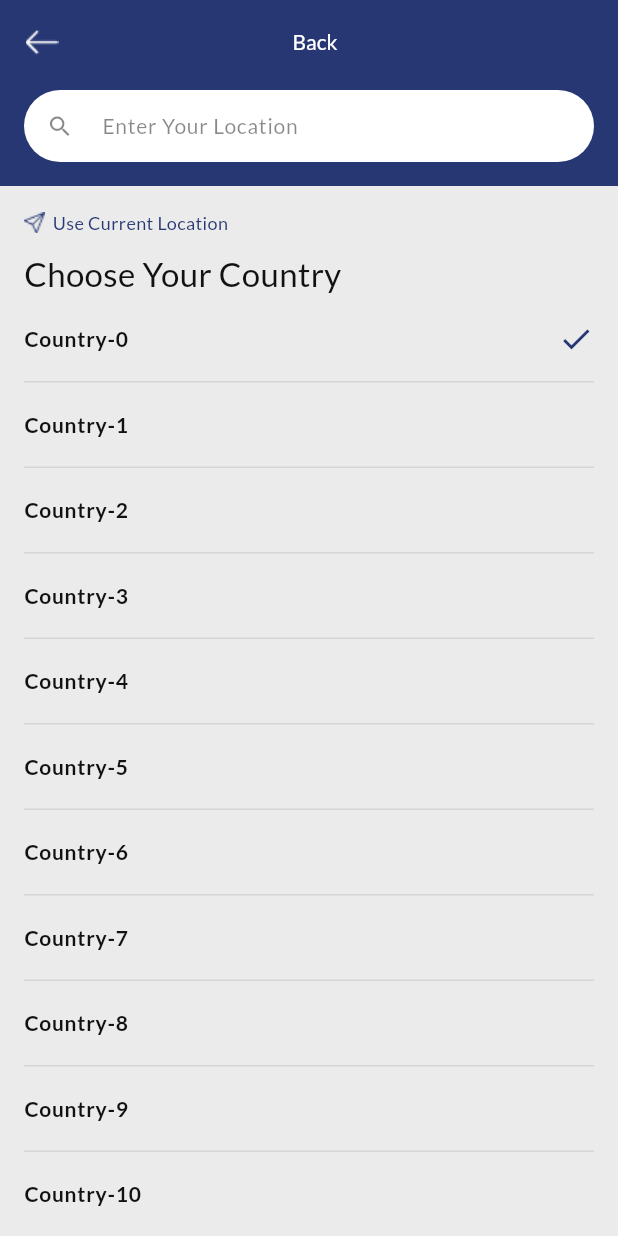
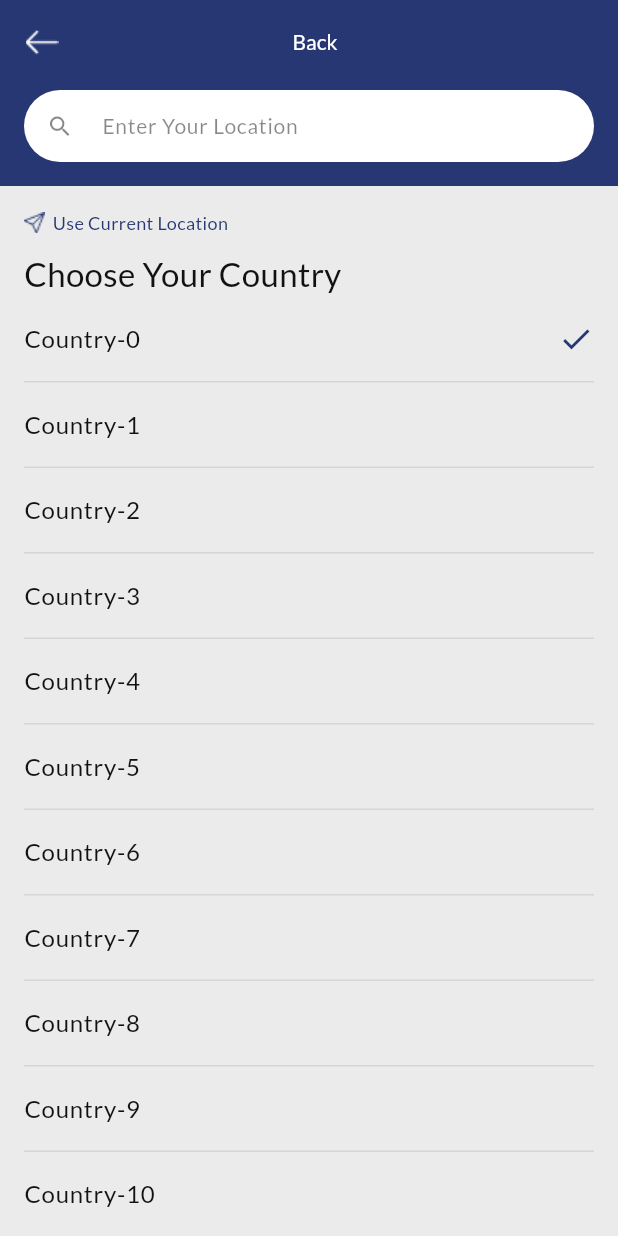
Before and after one commit to CodeVee/flippy_flutter, a Flutter app: the SelectLocationPage screen opened by its route, after a tap on an icon or button, on a phone screen of 412 x 824 dp. Run offline on Flutter 3.47's test engine with Material 3 defaults, Android fonts, the phone set to English and light mode, and no system bars; our stand-ins replace google_fonts.

Commit message:
added search tile

```diff
--- a/lib/components/components.dart
+++ b/lib/components/components.dart
@@ -4,3 +4,4 @@ export 'main_app_bar.dart';
 export 'auth_app_bar.dart';
 export 'app_text_field.dart';
 export 'app_search_bar.dart';
+export 'search_tile.dart';
--- /dev/null
+++ b/lib/components/search_tile.dart
@@ -0,0 +1,40 @@
+import 'package:flutter/material.dart';
+import 'package:flippy_app/themes/themes.dart';
+
+class SearchTile extends StatelessWidget {
+  final String title;
+  final bool selected;
+  final Function()? onTap;
+  const SearchTile({
+    super.key,
+    required this.title,
+    required this.selected,
+    required this.onTap,
+  });
+
+  @override
+  Widget build(BuildContext context) {
+    return ListTile(
+      onTap: onTap,
+      contentPadding: const EdgeInsets.all(0),
+      shape: Border(
+        bottom: BorderSide(
+          width: 1,
+          color: AppColors.mainDark.withOpacity(.1),
+        ),
+      ),
+      title: Text(
+        title,
+        style: const TextStyle(
+          color: AppColors.mainDark,
+        ).withLato(),
+      ),
+      trailing: selected
+          ? const Icon(
+              Icons.check,
+              color: AppColors.mainBlue,
+            )
+          : null,
+    );
+  }
+}
--- a/lib/pages/select_location_page.dart
+++ b/lib/pages/select_location_page.dart
@@ -96,9 +96,15 @@ class _SelectLocationPageState extends State<SelectLocationPage> {
                   child: ListView.builder(
                     padding: const EdgeInsets.symmetric(horizontal: 16),
                     itemCount: _displayCountries.length,
-                    itemBuilder: (context, index) => _getTile(
-                        _displayCountries[index],
-                        selectedCountry == _displayCountries[index]),
+                    itemBuilder: (context, index) => SearchTile(
+                      title: _displayCountries[index],
+                      selected: selectedCountry == _displayCountries[index],
+                      onTap: () => {
+                        setState(
+                          () => selectedCountry = _displayCountries[index],
+                        ),
+                      },
+                    ),
                   ),
                 )
               ],
@@ -108,35 +114,4 @@ class _SelectLocationPageState extends State<SelectLocationPage> {
       ),
     );
   }
-
-  Widget _getTile(String title, bool selected) {
-    return ListTile(
-      onTap: () => {
-        setState(() {
-          selectedCountry = title;
-        })
-      },
-      contentPadding: const EdgeInsets.all(0),
-      shape: Border(
-        bottom: BorderSide(
-          width: 1,
-          color: AppColors.mainDark.withOpacity(.1),
-        ),
-      ),
-      title: Text(
-        title,
-        style: const TextStyle(
-          color: AppColors.mainDark,
-          fontSize: 14,
-          fontWeight: FontWeight.bold,
-        ).withLato(),
-      ),
-      trailing: selected
-          ? const Icon(
-              Icons.check,
-              color: AppColors.mainBlue,
-            )
-          : null,
-    );
-  }
 }
```
